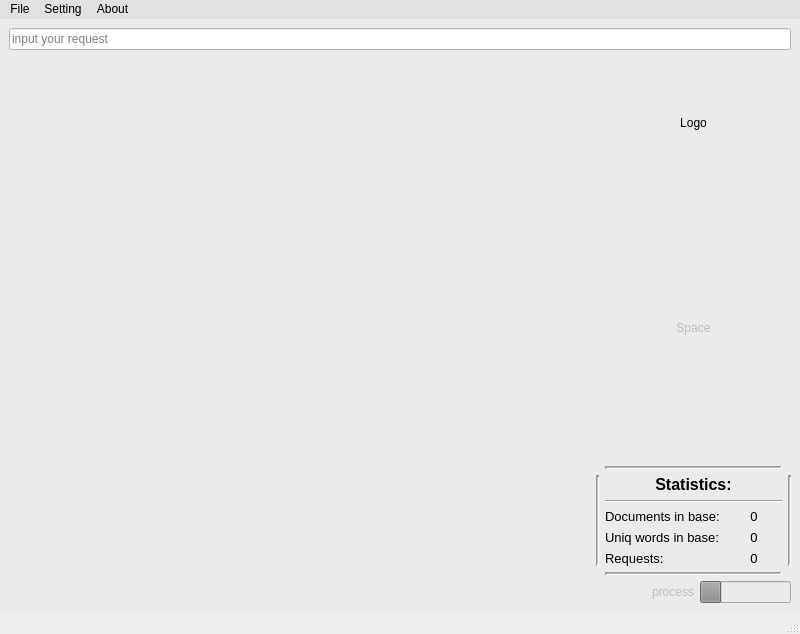
Nikit1977/revelant-search-engine, file engine.ui: the form before one commit.
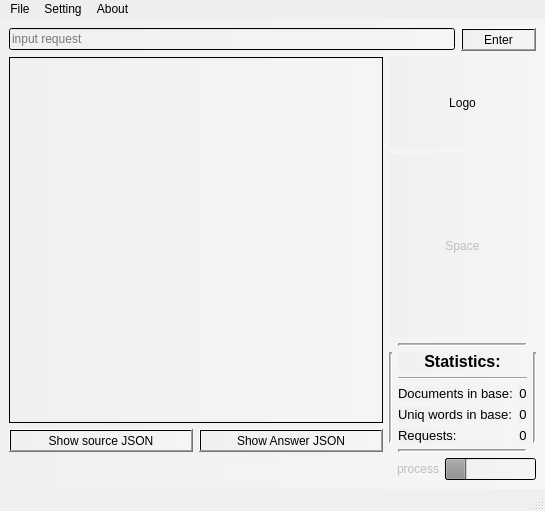
The form after the commit.

What changed in the file:
```diff
--- a/engine.ui
+++ b/engine.ui
@@ -6,101 +6,53 @@
    <rect>
     <x>0</x>
     <y>0</y>
-    <width>800</width>
-    <height>634</height>
+    <width>545</width>
+    <height>511</height>
    </rect>
   </property>
   <property name="windowTitle">
-   <string>MainWindow</string>
+   <string>RSEI</string>
+  </property>
+  <property name="styleSheet">
+   <string notr="true"/>
+  </property>
+  <property name="tabShape">
+   <enum>QTabWidget::Rounded</enum>
   </property>
   <widget class="QWidget" name="centralwidget">
    <property name="styleSheet">
-    <string notr="true">background-color: rgb(235, 235, 235);</string>
+    <string notr="true">background-color: qlineargradient(spread:pad, x1:0, y1:0, x2:1, y2:0, stop:0 rgba(240,240, 240, 255), stop:1 rgba(245, 245, 245, 255));</string>
    </property>
-   <layout class="QGridLayout" name="gridLayout" rowstretch="0,1,0,0,0,0,0,0">
+   <layout class="QGridLayout" name="gridLayout" rowstretch="0,0,0">
     <property name="sizeConstraint">
      <enum>QLayout::SetDefaultConstraint</enum>
     </property>
-    <item row="2" column="0">
-     <layout class="QHBoxLayout" name="progressbarLayout">
-      <property name="sizeConstraint">
-       <enum>QLayout::SetDefaultConstraint</enum>
-      </property>
-      <item>
-       <widget class="QLabel" name="processName">
-        <property name="enabled">
-         <bool>false</bool>
-        </property>
-        <property name="sizePolicy">
-         <sizepolicy hsizetype="Preferred" vsizetype="Fixed">
-          <horstretch>0</horstretch>
-          <verstretch>0</verstretch>
-         </sizepolicy>
-        </property>
-        <property name="maximumSize">
-         <size>
-          <width>16777215</width>
-          <height>25</height>
-         </size>
-        </property>
-        <property name="whatsThis">
-         <string notr="true"/>
-        </property>
-        <property name="layoutDirection">
-         <enum>Qt::LeftToRight</enum>
-        </property>
-        <property name="text">
-         <string>process</string>
-        </property>
-        <property name="alignment">
-         <set>Qt::AlignRight|Qt::AlignTrailing|Qt::AlignVCenter</set>
-        </property>
-       </widget>
-      </item>
-      <item>
-       <widget class="QProgressBar" name="processProgressBar">
-        <property name="enabled">
-         <bool>false</bool>
-        </property>
-        <property name="sizePolicy">
-         <sizepolicy hsizetype="Fixed" vsizetype="Fixed">
-          <horstretch>0</horstretch>
-          <verstretch>0</verstretch>
-         </sizepolicy>
-        </property>
-        <property name="layoutDirection">
-         <enum>Qt::LeftToRight</enum>
-        </property>
-        <property name="value">
-         <number>24</number>
-        </property>
-        <property name="alignment">
-         <set>Qt::AlignRight|Qt::AlignTrailing|Qt::AlignVCenter</set>
-        </property>
-        <property name="textVisible">
-         <bool>false</bool>
-        </property>
-        <property name="format">
-         <string notr="true">%p%</string>
-        </property>
-       </widget>
-      </item>
-     </layout>
-    </item>
-    <item row="0" column="0">
-     <widget class="QLineEdit" name="requestInput">
-      <property name="styleSheet">
-       <string notr="true">background-color: rgb(255, 255, 255);</string>
-      </property>
-      <property name="placeholderText">
-       <string notr="true">input your request</string>
-      </property>
-     </widget>
-    </item>
     <item row="1" column="0">
      <layout class="QHBoxLayout" name="infoWindowLayout" stretch="3,1">
       <item>
-       <layout class="QVBoxLayout" name="resultTextLayout"/>
+       <layout class="QVBoxLayout" name="interactiveLayout">
+        <item>
+         <widget class="QListWidget" name="resultList"/>
+        </item>
+        <item>
+         <layout class="QHBoxLayout" name="horizontalLayout">
+          <item>
+           <widget class="QPushButton" name="viewSourceBut">
+            <property name="text">
+             <string>Show source JSON</string>
+            </property>
+           </widget>
+          </item>
+          <item>
+           <widget class="QPushButton" name="viewAnswerBut">
+            <property name="text">
+             <string>Show Answer JSON</string>
+            </property>
+           </widget>
+          </item>
+         </layout>
+        </item>
+       </layout>
       </item>
       <item>
        <layout class="QVBoxLayout" name="rightCommonLayout" stretch="1,2,0">
@@ -316,6 +268,90 @@
       </item>
      </layout>
     </item>
+    <item row="2" column="0">
+     <layout class="QHBoxLayout" name="progressbarLayout">
+      <property name="sizeConstraint">
+       <enum>QLayout::SetDefaultConstraint</enum>
+      </property>
+      <item>
+       <widget class="QLabel" name="processName">
+        <property name="enabled">
+         <bool>false</bool>
+        </property>
+        <property name="sizePolicy">
+         <sizepolicy hsizetype="Preferred" vsizetype="Fixed">
+          <horstretch>0</horstretch>
+          <verstretch>0</verstretch>
+         </sizepolicy>
+        </property>
+        <property name="maximumSize">
+         <size>
+          <width>16777215</width>
+          <height>25</height>
+         </size>
+        </property>
+        <property name="whatsThis">
+         <string notr="true"/>
+        </property>
+        <property name="layoutDirection">
+         <enum>Qt::LeftToRight</enum>
+        </property>
+        <property name="text">
+         <string>process</string>
+        </property>
+        <property name="alignment">
+         <set>Qt::AlignRight|Qt::AlignTrailing|Qt::AlignVCenter</set>
+        </property>
+       </widget>
+      </item>
+      <item>
+       <widget class="QProgressBar" name="processProgressBar">
+        <property name="enabled">
+         <bool>false</bool>
+        </property>
+        <property name="sizePolicy">
+         <sizepolicy hsizetype="Fixed" vsizetype="Fixed">
+          <horstretch>0</horstretch>
+          <verstretch>0</verstretch>
+         </sizepolicy>
+        </property>
+        <property name="layoutDirection">
+         <enum>Qt::LeftToRight</enum>
+        </property>
+        <property name="value">
+         <number>24</number>
+        </property>
+        <property name="alignment">
+         <set>Qt::AlignRight|Qt::AlignTrailing|Qt::AlignVCenter</set>
+        </property>
+        <property name="textVisible">
+         <bool>false</bool>
+        </property>
+        <property name="format">
+         <string notr="true">%p%</string>
+        </property>
+       </widget>
+      </item>
+     </layout>
+    </item>
+    <item row="0" column="0">
+     <layout class="QHBoxLayout" name="horizontalLayout_2">
+      <item>
+       <widget class="QLineEdit" name="lineEdit">
+        <property name="placeholderText">
+         <string>input request</string>
+        </property>
+       </widget>
+      </item>
+      <item>
+       <widget class="QPushButton" name="enterRequestBut">
+        <property name="text">
+         <string>Enter</string>
+        </property>
+       </widget>
+      </item>
+     </layout>
+    </item>
    </layout>
   </widget>
   <widget class="QMenuBar" name="menubar">
@@ -323,12 +359,12 @@
     <rect>
      <x>0</x>
      <y>0</y>
-     <width>800</width>
+     <width>545</width>
      <height>21</height>
     </rect>
    </property>
    <property name="styleSheet">
-    <string notr="true">background-color: rgb(225, 225, 225);</string>
+    <string notr="true">background-color: rgb(238, 238, 238);</string>
    </property>
    <widget class="QMenu" name="menuFile">
     <property name="title">
```
